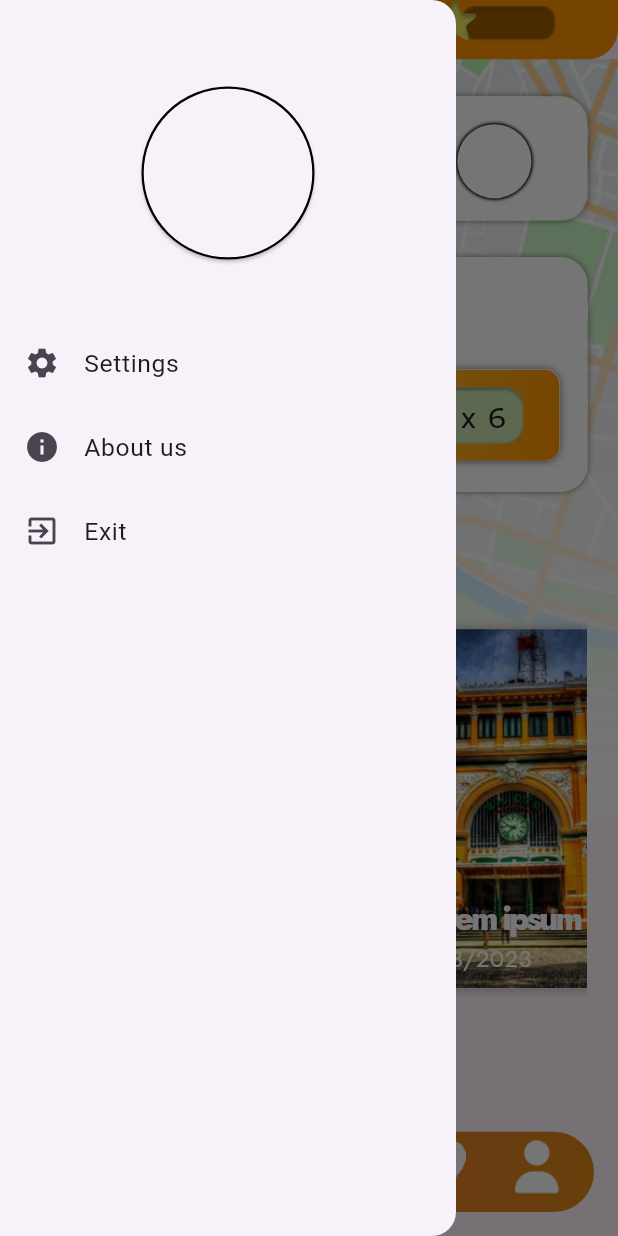
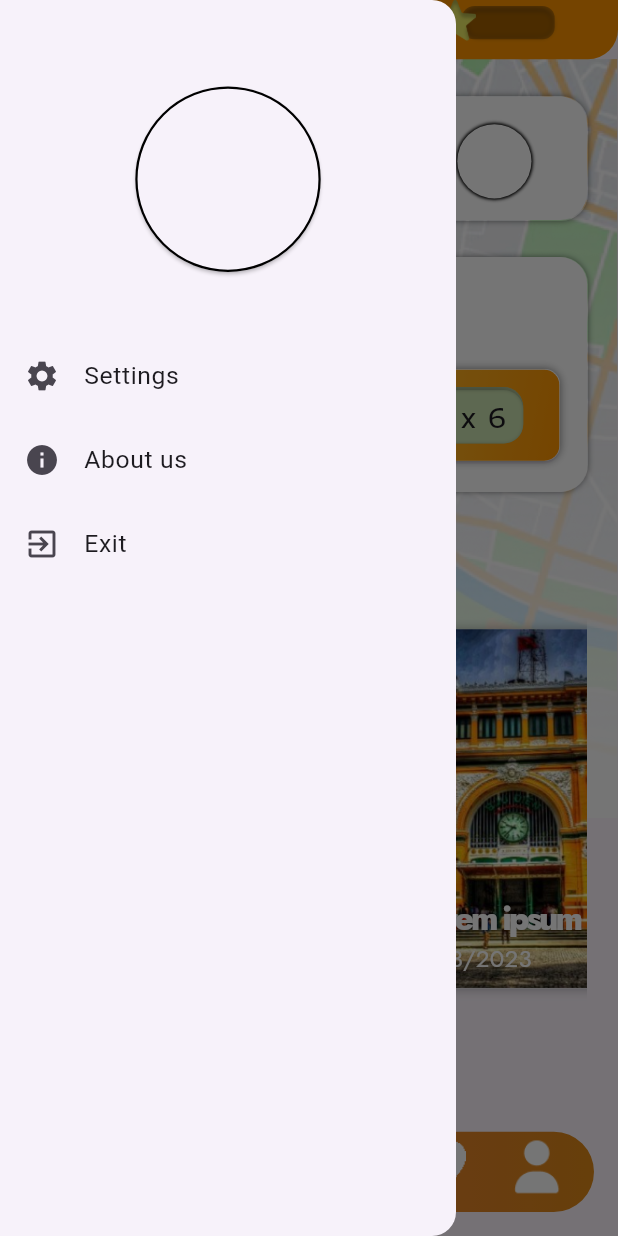
Before and after one commit to Wanderer2414/VietnamBeyondTheHorizon, a Flutter app: the HomeScreen screen opened directly, with the side drawer open, on a phone screen of 412 x 824 dp. Run offline on Flutter 3.47's test engine with Material 3 defaults, Android fonts, the light colour scheme and no system bars; our stand-ins replace flutter_compass, flutter_map, latlong2, location; missing offline and left inert: flutter_map_location_marker, flutter_polyline_points, polyline_codec; Roboto replaces fonts that are missing (Inria Sans).

Commit message:
optimize: visited place scroll animation & side box

```diff
--- a/lib/presentation/screens/home_screen.dart
+++ b/lib/presentation/screens/home_screen.dart
@@ -22,6 +22,7 @@ class HomeScreen extends StatefulWidget {
 
 class HomeScreenState extends State<HomeScreen> {
   final GlobalKey<ScaffoldState> _scaffoldKey = GlobalKey<ScaffoldState>();
+  final sideBox = SideBox();
   @override
   Widget build(BuildContext context) {
     final Size screenSize = MediaQuery.of(context).size;
@@ -31,9 +32,7 @@ class HomeScreenState extends State<HomeScreen> {
         superKey: _scaffoldKey,
         size: Size(screenSize.width, screenSize.height * 0.06),
       ),
-      drawer: Drawer(
-        child: SideBox(size: Size(screenSize.width * 0.4, screenSize.height)),
-      ),
+      drawer: Drawer(child: sideBox),
       body: Stack(
         children: [
           Container(
--- a/lib/presentation/widgets/home/scenic_panel.dart
+++ b/lib/presentation/widgets/home/scenic_panel.dart
@@ -1,26 +1,31 @@
 import 'package:flutter/material.dart';
 import 'package:vietnambeyondthehorizon/data/packages/reccommend_scenic.dart';
 
-class ScenicPanel extends StatelessWidget {
+class ScenicPanel extends StatefulWidget {
   final Size size;
-  final double scale;
   final Reccommendscenic package;
-  const ScenicPanel({
-    super.key,
-    required this.size,
-    required this.package,
-    this.scale = 1,
-  });
+  const ScenicPanel({super.key, required this.size, required this.package});
+  @override
+  State<ScenicPanel> createState() => ScenicPanelState();
+}
+
+class ScenicPanelState extends State<ScenicPanel> {
+  double scale = 1;
+  void setScale(double scale) {
+    setState(() {
+      this.scale = scale;
+    });
+  }
 
   @override
   Widget build(BuildContext context) {
     return Container(
-      width: size.width,
-      height: size.height,
+      width: widget.size.width,
+      height: widget.size.height,
       alignment: Alignment.bottomCenter,
       child: Container(
-        width: size.width * scale,
-        height: size.height * scale,
+        width: widget.size.width * scale,
+        height: widget.size.height * scale,
 
         decoration: BoxDecoration(
           color: Colors.white,
@@ -31,17 +36,20 @@ class ScenicPanel extends StatelessWidget {
           children: [
             Container(
               decoration: BoxDecoration(
-                image: DecorationImage(image: package.image, fit: BoxFit.fill),
+                image: DecorationImage(
+                  image: widget.package.image,
+                  fit: BoxFit.fill,
+                ),
                 borderRadius: BorderRadius.circular(10),
               ),
             ),
             Container(
-              width: size.width,
-              height: size.height,
+              width: widget.size.width,
+              height: widget.size.height,
               alignment: Alignment.bottomLeft,
               padding: EdgeInsets.only(
-                left: size.width * 0.1,
-                bottom: size.height * 0.03,
+                left: widget.size.width * 0.1,
+                bottom: widget.size.height * 0.03,
               ),
               child: FittedBox(
                 fit: BoxFit.scaleDown,
@@ -50,7 +58,7 @@ class ScenicPanel extends StatelessWidget {
                   crossAxisAlignment: CrossAxisAlignment.start,
                   children: [
                     Text(
-                      package.name,
+                      widget.package.name,
                       style: const TextStyle(
                         fontFamily: "Jost",
                         fontSize: 22,
@@ -60,7 +68,7 @@ class ScenicPanel extends StatelessWidget {
                       ),
                     ),
                     Text(
-                      "${package.establishedTime.day}/${package.establishedTime.month}/${package.establishedTime.year}",
+                      "${widget.package.establishedTime.day}/${widget.package.establishedTime.month}/${widget.package.establishedTime.year}",
                       style: const TextStyle(
                         fontFamily: "Jost",
                         fontWeight: FontWeight.normal,
--- a/lib/presentation/widgets/home/side_box.dart
+++ b/lib/presentation/widgets/home/side_box.dart
@@ -1,11 +1,16 @@
 import 'package:flutter/material.dart';
 
-class SideBox extends StatelessWidget {
-  final Size size;
-  const SideBox({super.key, required this.size});
+class SideBox extends StatefulWidget {
+  const SideBox({super.key});
 
   @override
+  State<SideBox> createState() => _SideBoxState();
+}
+
+class _SideBoxState extends State<SideBox> {
+  @override
   Widget build(BuildContext context) {
+    final Size size = MediaQuery.of(context).size;
     return ListView(
       padding: EdgeInsets.zero,
       children: [
@@ -17,7 +22,7 @@ class SideBox extends StatelessWidget {
             onPressed: () {},
             style: ElevatedButton.styleFrom(
               shape: CircleBorder(side: BorderSide(width: 1.5)),
-              fixedSize: Size.square(size.width * 0.7),
+              fixedSize: Size.square(size.width * 0.3),
             ),
             child: null,
           ),
--- a/lib/presentation/widgets/home/visited_places_box.dart
+++ b/lib/presentation/widgets/home/visited_places_box.dart
@@ -7,15 +7,39 @@ import 'package:vietnambeyondthehorizon/presentation/widgets/home/scenic_panel.d
 class VisitedPlaceBox extends StatefulWidget {
   final Size size;
   final double miniWidth;
+
   VisitedPlaceBox({super.key, required this.size})
     : miniWidth = size.width * 0.55;
-
   @override
   State<VisitedPlaceBox> createState() => _VisitedPlaceBoxState();
 }
 
 class _VisitedPlaceBoxState extends State<VisitedPlaceBox> {
+  List<GlobalKey<home_widgets.ScenicPanelState>> keys = [];
+  List<home_widgets.ScenicPanel> list = [];
   double targetIndex = 0;
+
+  @override
+  void initState() {
+    super.initState();
+    for (int i = 0; i < 10; i++) {
+      keys.add(GlobalKey<home_widgets.ScenicPanelState>());
+      list.add(
+        home_widgets.ScenicPanel(
+          key: keys[i],
+          size: Size(widget.miniWidth, widget.size.height * 0.9),
+          package: Reccommendscenic(
+            image: const AssetImage(
+              "assets/temporary/lorem-ipsum-small-background.png",
+            ),
+            name: "Lorem ipsum",
+            establishedTime: DateTime(2022, 20, 19),
+          ),
+        ),
+      );
+    }
+  }
+
   @override
   Widget build(BuildContext context) {
     ScrollController scrollbar = ScrollController();
@@ -31,24 +55,7 @@ class _VisitedPlaceBoxState extends State<VisitedPlaceBox> {
           child: Container(
             height: widget.size.height,
             padding: EdgeInsets.only(bottom: widget.size.height * 0.05),
-            child: Row(
-              spacing: 20,
-              children: List.generate(10, (index) {
-                double scale = 1 - (index - targetIndex).abs() / 5;
-                if (scale < 0) scale = 0;
-                return home_widgets.ScenicPanel(
-                  size: Size(widget.miniWidth, widget.size.height * 0.9),
-                  scale: scale,
-                  package: Reccommendscenic(
-                    image: const AssetImage(
-                      "assets/temporary/lorem-ipsum-small-background.png",
-                    ),
-                    name: "Lorem ipsum",
-                    establishedTime: DateTime(2022, 20, 19),
-                  ),
-                );
-              }),
-            ),
+            child: Row(spacing: 20, children: list),
           ),
         ),
         notificationPredicate: (notification) {
@@ -56,6 +63,15 @@ class _VisitedPlaceBoxState extends State<VisitedPlaceBox> {
             targetIndex =
                 (notification.metrics.pixels + 15) / (widget.miniWidth + 20);
             targetIndex += (widget.size.width) / (widget.miniWidth + 20) / 4;
+
+            int current = targetIndex.floor() - 1;
+            for (int i = 0; i < 4; i++) {
+              if (current + i < keys.length && current + i >= 0) {
+                keys[current + i].currentState?.setScale(
+                  1 - (targetIndex - current - i).abs() / 5,
+                );
+              }
+            }
           });
           return (notification.depth == 0);
         },
```
